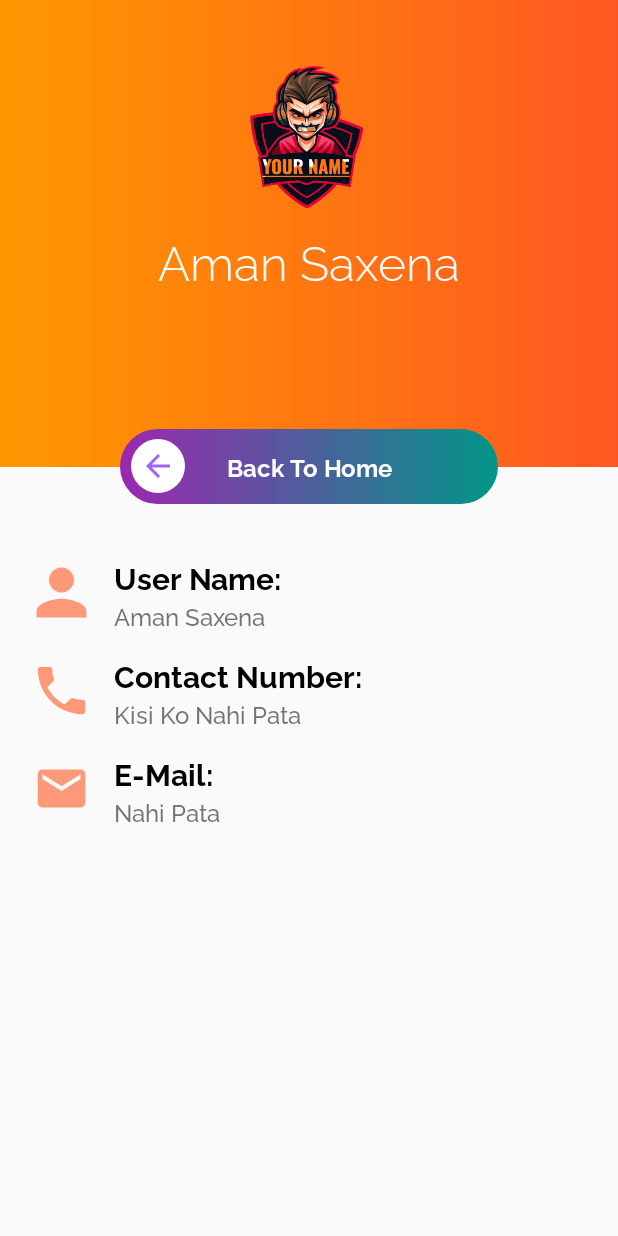
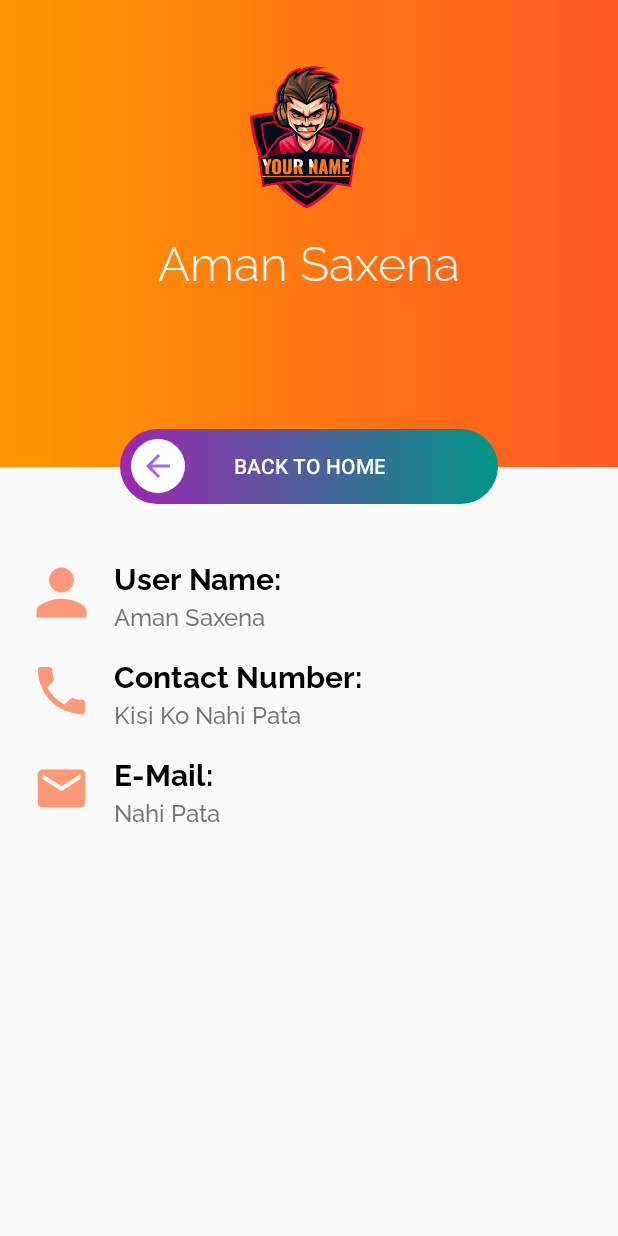
Before and after one commit to aman2809/CU_ESports, an Android app: the Profile screen opened directly, with no data from a screen before it, on a phone screen of 412 x 824 dp. Run offline under Robolectric (Android 15) with nearby library versions, the phone set to English and light mode, and no system bars; our stand-ins replace CircleImageView; Roboto replaces fonts that are not available here.

Commit message:
Profile Page With Back To Home Button

```diff
--- a/app/src/main/java/com/example/finalapp/Profile.java
+++ b/app/src/main/java/com/example/finalapp/Profile.java
@@ -2,7 +2,10 @@ package com.example.finalapp;
 
 import androidx.appcompat.app.AppCompatActivity;
 
+import android.content.Intent;
 import android.os.Bundle;
+import android.view.View;
+import android.widget.Button;
 
 public class Profile extends AppCompatActivity {
 
@@ -10,5 +13,20 @@ public class Profile extends AppCompatActivity {
     protected void onCreate(Bundle savedInstanceState) {
         super.onCreate(savedInstanceState);
         setContentView(R.layout.activity_profile);
+        Button back_to_home = findViewById(R.id.back_to_home_button);
+        //Back To Home Button
+        back_to_home.setOnClickListener(new View.OnClickListener()
+        {
+            @Override
+            public void onClick(View v)
+            {
+                back_to_home();
+            }
+            public void back_to_home()
+            {
+                Intent intent = new Intent(Profile.this, Log_in.class);
+                startActivity(intent);
+            }
+        });
     }
 }
--- a/app/src/main/res/layout/activity_log_in.xml
+++ b/app/src/main/res/layout/activity_log_in.xml
@@ -47,6 +47,7 @@
         android:inputType="textPassword" />
 
     <Button
+        android:id="@+id/profile_button"
         android:layout_width="match_parent"
         android:layout_height="wrap_content"
         android:layout_marginHorizontal="30dp"
--- a/app/src/main/res/layout/activity_profile.xml
+++ b/app/src/main/res/layout/activity_profile.xml
@@ -29,7 +29,6 @@
             android:text="@string/full_name" />
 
     </LinearLayout>
-
     <FrameLayout
         android:layout_width="match_parent"
         android:layout_height="50dp"
@@ -46,13 +45,15 @@
             android:scaleType="centerCrop"
             android:src="@drawable/ic_back"
             android:background="@drawable/bg_circle"/>
-        <TextView
+        <Button
+            android:id="@+id/back_to_home_button"
             android:layout_width="wrap_content"
             android:layout_height="wrap_content"
             android:text="@string/back_to_home"
+            android:textColor="#FFFFFF"
             android:layout_gravity="center"
             android:gravity="center"
-            style="@style/TextButton"/>
+            style="@style/Widget.AppCompat.Button.Borderless.Colored"/>
     </FrameLayout>
     <LinearLayout
         android:layout_width="match_parent"
```
Also changed, not shown: app/src/main/java/com/example/finalapp/Log_in.java (+14 -0 lines).
